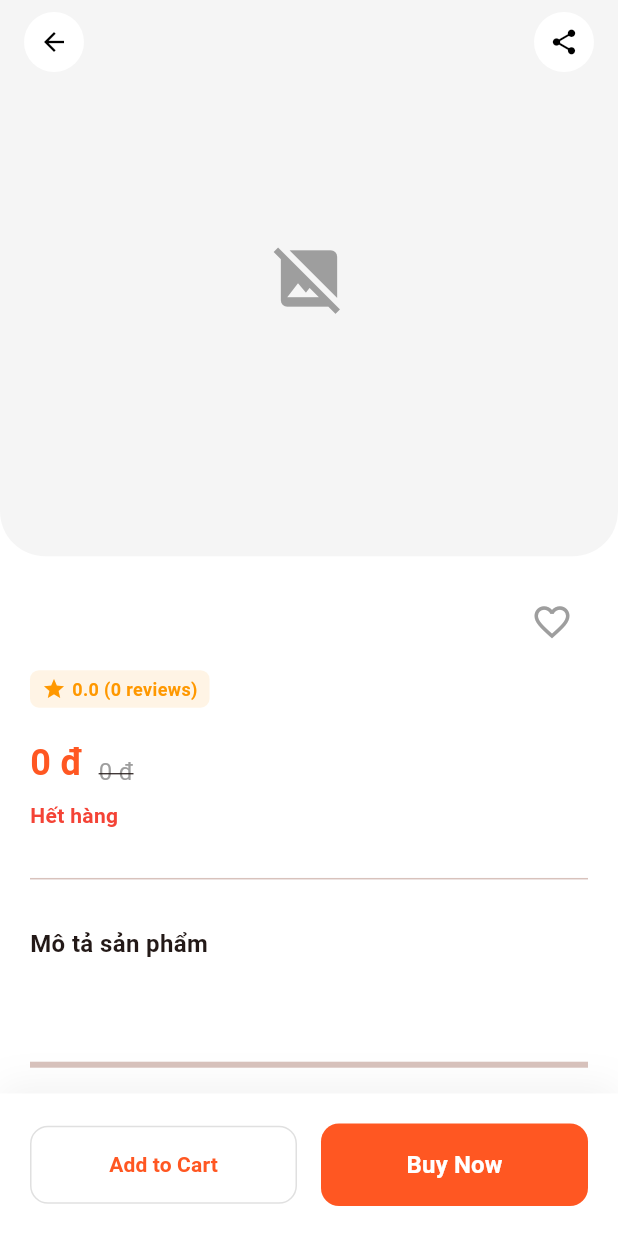
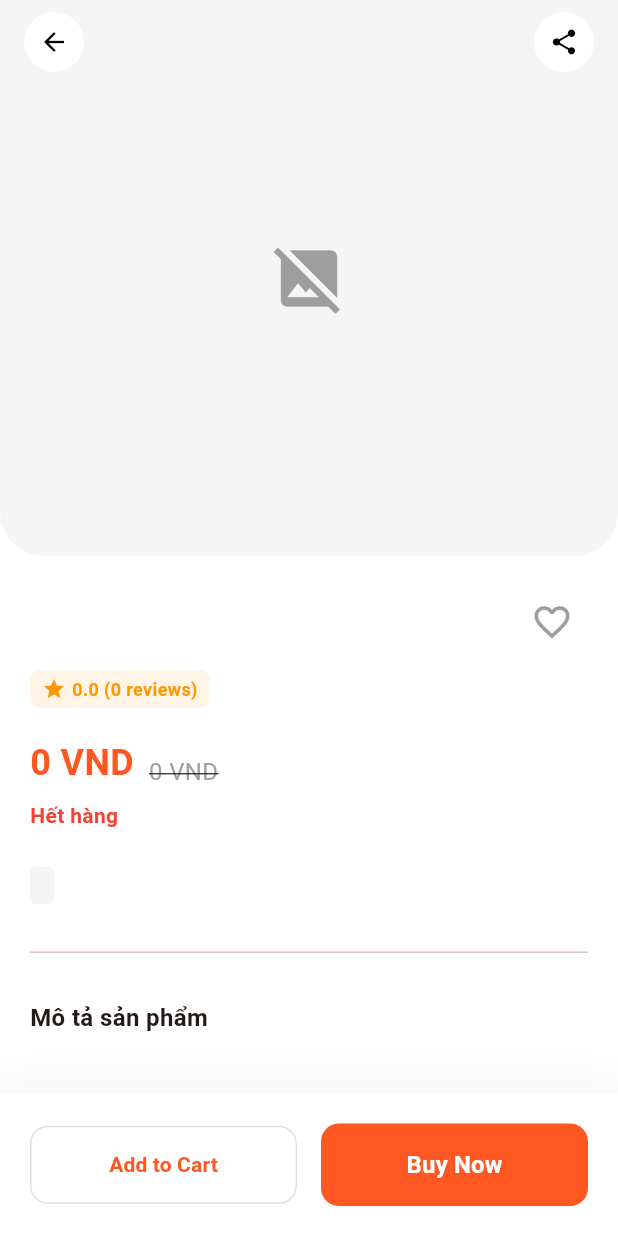
Before and after one commit to quanganh4869/DoAnCn2, a Flutter app: the ProductDetailsScreen screen opened directly with empty values, on a phone screen of 412 x 824 dp. Run offline on Flutter 3.47's test engine with Material 3 defaults, Android fonts, the light colour scheme and no system bars; our stand-ins replace fl_chart, flutter_dotenv, get, get_storage, google_fonts, image_picker and 3 more; accounts and stored records are empty; network calls fail.

Commit message:
Done trang chi tiết sản phẩm theo shop và hiện đánh giá trong productcard

```diff
--- a/lib/controller/product_controller.dart
+++ b/lib/controller/product_controller.dart
@@ -244,4 +244,5 @@ class ProductController extends GetxController {
     }
     return _filteredProducts;
   }
+
 }
--- a/lib/features/view/widgets/product_details_screen.dart
+++ b/lib/features/view/widgets/product_details_screen.dart
@@ -10,11 +10,9 @@ import 'package:ecomerceapp/controller/cart_controller.dart';
 import 'package:ecomerceapp/controller/review_controller.dart';
 import 'package:ecomerceapp/controller/wishlist_controller.dart';
 import 'package:ecomerceapp/features/view/widgets/size_selector.dart';
+import 'package:ecomerceapp/features/view/widgets/shop_detail_screen.dart';
 import 'package:ecomerceapp/features/checkout/screens/checkout_screen.dart';
 
-// Import Controllers
-
-// Import Screens & Widgets
 
 class ProductDetailsScreen extends StatefulWidget {
   final Products product;
@@ -26,21 +24,16 @@ class ProductDetailsScreen extends StatefulWidget {
 
 class _ProductDetailsScreenState extends State<ProductDetailsScreen> {
   String? _selectedSize;
-
-  // State cho phần viết Review
   int _userRating = 5;
   final TextEditingController _reviewController = TextEditingController();
 
-  // Controllers
   late final CartController cartController;
   late final WishlistController wishlistController;
-  // Dùng put để tạo mới hoặc find nếu đã có
   final ReviewController reviewController = Get.put(ReviewController());
 
   @override
   void initState() {
     super.initState();
-
     if (Get.isRegistered<CartController>()) {
       cartController = Get.find<CartController>();
     } else {
@@ -53,18 +46,11 @@ class _ProductDetailsScreenState extends State<ProductDetailsScreen> {
       wishlistController = Get.put(WishlistController());
     }
 
-    // Load review ngay khi vào trang
     WidgetsBinding.instance.addPostFrameCallback((_) {
-       // Thử ép kiểu ID sang int (vì DB sản phẩm thường dùng BigInt)
-       // Nếu DB của bạn dùng UUID (chuỗi), bạn cần sửa ReviewController nhận String.
-       int? productId = int.tryParse(widget.product.id);
-
-       if (productId != null) {
-         print("Fetching reviews for Product ID: $productId");
-         reviewController.fetchReviews(productId);
-       } else {
-         print("⚠️ Cảnh báo: ID sản phẩm '${widget.product.id}' không phải số nguyên. Không thể tải đánh giá.");
-       }
+      int? productId = int.tryParse(widget.product.id);
+      if (productId != null) {
+        reviewController.fetchReviews(productId);
+      }
     });
   }
 
@@ -93,7 +79,6 @@ class _ProductDetailsScreenState extends State<ProductDetailsScreen> {
     return Scaffold(
       backgroundColor: Theme.of(context).scaffoldBackgroundColor,
       extendBodyBehindAppBar: true,
-
       appBar: AppBar(
         elevation: 0,
         backgroundColor: Colors.transparent,
@@ -122,24 +107,18 @@ class _ProductDetailsScreenState extends State<ProductDetailsScreen> {
           ),
         ],
       ),
-
       body: SingleChildScrollView(
         padding: const EdgeInsets.only(bottom: 120),
         child: Column(
           crossAxisAlignment: CrossAxisAlignment.start,
           children: [
-            // 1. HEADER IMAGE
             _buildImageHeader(size, isDark),
-
             const SizedBox(height: 20),
-
-            // 2. MAIN CONTENT
             Padding(
               padding: const EdgeInsets.symmetric(horizontal: 20),
               child: Column(
                 crossAxisAlignment: CrossAxisAlignment.start,
                 children: [
-                  // Name & Wishlist
                   Row(
                     crossAxisAlignment: CrossAxisAlignment.start,
                     children: [
@@ -156,19 +135,14 @@ class _ProductDetailsScreenState extends State<ProductDetailsScreen> {
                       _buildWishlistButton(),
                     ],
                   ),
-
                   const SizedBox(height: 8),
-
-                  // Rating Badge
                   Obx(() {
                     double displayRating = widget.product.rating;
                     int displayCount = widget.product.reviewCount;
-
                     if (reviewController.reviews.isNotEmpty) {
                       displayRating = reviewController.averageRating.value;
                       displayCount = reviewController.reviews.length;
                     }
-
                     return Container(
                       padding: const EdgeInsets.symmetric(horizontal: 8, vertical: 4),
                       decoration: BoxDecoration(
@@ -192,15 +166,12 @@ class _ProductDetailsScreenState extends State<ProductDetailsScreen> {
                       ),
                     );
                   }),
-
                   const SizedBox(height: 20),
-
-                  // Price & Stock Status
                   Row(
                     crossAxisAlignment: CrossAxisAlignment.end,
                     children: [
                       Text(
-                        "${priceFormatter.format(widget.product.price)} đ",
+                        "${priceFormatter.format(widget.product.price)} VND",
                         style: TextStyle(
                           fontSize: 24,
                           fontWeight: FontWeight.bold,
@@ -210,7 +181,7 @@ class _ProductDetailsScreenState extends State<ProductDetailsScreen> {
                       const SizedBox(width: 10),
                       if (widget.product.oldPrice != null)
                         Text(
-                          "${priceFormatter.format(widget.product.oldPrice)} đ",
+                          "${priceFormatter.format(widget.product.oldPrice)} VND",
                           style: TextStyle(
                             fontSize: 16,
                             decoration: TextDecoration.lineThrough,
@@ -219,23 +190,70 @@ class _ProductDetailsScreenState extends State<ProductDetailsScreen> {
                         ),
                     ],
                   ),
-
                   const SizedBox(height: 8),
                   Text(
                     widget.product.stock > 0
-                        ? "Còn hàng: ${widget.product.stock} sản phẩm"
+                        ? "Còn hàng (${widget.product.stock} sản phẩm)"
                         : "Hết hàng",
                     style: TextStyle(
                       color: widget.product.stock > 0 ? Colors.green : Colors.red,
                       fontWeight: FontWeight.bold,
                     ),
                   ),
+                  const SizedBox(height: 24),
+
+                  // --- CATEGORY & BRAND (THÊM MỚI TẠI ĐÂY) ---
+                  Row(
+                    children: [
+                      Container(
+                        padding: const EdgeInsets.symmetric(horizontal: 8, vertical: 4),
+                        decoration: BoxDecoration(
+                          color: Colors.grey.withOpacity(0.1),
+                          borderRadius: BorderRadius.circular(4),
+                        ),
+                        child: Text(
+                          widget.product.category,
+                          style: TextStyle(
+                            fontSize: 12,
+                            color: isDark ? Colors.white70 : Colors.black87,
+                          ),
+                        ),
+                      ),
+
+                      // Nếu có tên Brand thì hiển thị
+                      if (widget.product.brand != null && widget.product.brand!.isNotEmpty) ...[
+                        const SizedBox(width: 12),
+                        Text("|", style: TextStyle(color: Colors.grey[400])),
+                        const SizedBox(width: 12),
+
+                        // Bấm vào Brand để sang trang Shop
+                        InkWell(
+                          onTap: () {
+                            Get.to(() => ShopDetailScreen(brandName: widget.product.brand!));
+                          },
+                          child: Row(
+                            children: [
+                              Icon(Icons.store, size: 16, color: Theme.of(context).primaryColor),
+                              const SizedBox(width: 4),
+                              Text(
+                                widget.product.brand!,
+                                style: TextStyle(
+                                  fontWeight: FontWeight.bold,
+                                  color: Theme.of(context).primaryColor,
+                                  decoration: TextDecoration.underline,
+                                ),
+                              ),
+                            ],
+                          ),
+                        ),
+                      ]
+                    ],
+                  ),
 
                   const SizedBox(height: 24),
                   const Divider(),
                   const SizedBox(height: 24),
 
-                  // Size Selector
                   if (_getAvailableSizes().isNotEmpty) ...[
                     const Text("Chọn kích thước", style: TextStyle(fontWeight: FontWeight.bold, fontSize: 16)),
                     const SizedBox(height: 12),
@@ -258,8 +276,6 @@ class _ProductDetailsScreenState extends State<ProductDetailsScreen> {
                       ),
                     const SizedBox(height: 24),
                   ],
-
-                  // Description
                   const Text("Mô tả sản phẩm", style: TextStyle(fontWeight: FontWeight.bold, fontSize: 16)),
                   const SizedBox(height: 8),
                   Text(
@@ -270,16 +286,11 @@ class _ProductDetailsScreenState extends State<ProductDetailsScreen> {
                       color: isDark ? Colors.grey[300] : Colors.grey[600],
                     ),
                   ),
-
                   const SizedBox(height: 30),
                   const Divider(thickness: 4),
                   const SizedBox(height: 20),
-
-                  // --- 3. REVIEW SECTION ---
                   const Text("Đánh giá & Nhận xét", style: TextStyle(fontWeight: FontWeight.bold, fontSize: 18)),
                   const SizedBox(height: 16),
-
-                  // Form viết review
                   Container(
                     padding: const EdgeInsets.all(16),
                     decoration: BoxDecoration(
@@ -308,7 +319,7 @@ class _ProductDetailsScreenState extends State<ProductDetailsScreen> {
                         TextField(
                           controller: _reviewController,
                           decoration: InputDecoration(
-                            hintText: "Sản phẩm thế nào?...",
+                            hintText: "Chất lượng sản phẩm thế nào?...",
                             filled: true,
                             fillColor: Theme.of(context).cardColor,
                             border: OutlineInputBorder(
@@ -335,10 +346,7 @@ class _ProductDetailsScreenState extends State<ProductDetailsScreen> {
                       ],
                     ),
                   ),
-
                   const SizedBox(height: 24),
-
-                  // Danh sách review
                   Obx(() {
                     if (reviewController.isLoading.value) {
                       return const Center(child: CircularProgressIndicator());
@@ -351,11 +359,8 @@ class _ProductDetailsScreenState extends State<ProductDetailsScreen> {
                         ),
                       );
                     }
-
-                    // Sắp xếp Rating cao lên đầu
                     final sortedReviews = List<Review>.from(reviewController.reviews)
                       ..sort((a, b) => b.rating.compareTo(a.rating));
-
                     return ListView.separated(
                       shrinkWrap: true,
                       physics: const NeverScrollableScrollPhysics(),
@@ -373,34 +378,28 @@ class _ProductDetailsScreenState extends State<ProductDetailsScreen> {
           ],
         ),
       ),
-
-      // --- BOTTOM BAR ---
       bottomNavigationBar: _buildBottomBar(context, isDark),
     );
   }
 
-
   Future<void> _submitReview() async {
-    // if (_reviewController.text.trim().isEmpty) {
-    //   Get.snackbar("Thông báo", "Vui lòng nhập nội dung đánh giá", snackPosition: SnackPosition.TOP);
-    //   return;
-    // }
-
+    if (_reviewController.text.trim().isEmpty) {
+      Get.snackbar("Thông báo", "Vui lòng nhập nội dung đánh giá", snackPosition: SnackPosition.BOTTOM);
+      return;
+    }
     int? pid = int.tryParse(widget.product.id);
     if (pid == null) return;
-
     try {
       final success = await reviewController.addReview(
         productId: pid,
         rating: _userRating,
         comment: _reviewController.text.trim(),
       );
-
       if (success) {
         _reviewController.clear();
         setState(() => _userRating = 5);
         Get.snackbar("Thành công", "Cảm ơn bạn đã đánh giá!",
-          backgroundColor: Colors.green.withOpacity(0.1), colorText: Colors.green);
+            backgroundColor: Colors.green.withOpacity(0.1), colorText: Colors.green);
         FocusScope.of(context).unfocus();
       }
     } catch (e) {
@@ -413,20 +412,10 @@ class _ProductDetailsScreenState extends State<ProductDetailsScreen> {
       Get.snackbar("Hết hàng", "Sản phẩm này hiện đã hết hàng.", backgroundColor: Colors.red.withOpacity(0.1), colorText: Colors.red);
       return;
     }
-
     if (_getAvailableSizes().isNotEmpty && _selectedSize == null) {
-      Get.snackbar(
-        "Chưa chọn Size",
-        "Vui lòng chọn kích thước để tiếp tục",
-        snackPosition: SnackPosition.TOP,
-        backgroundColor: Colors.red.withOpacity(0.1),
-        colorText: Colors.red,
-        margin: const EdgeInsets.all(16),
-        duration: const Duration(seconds: 2),
-      );
+      Get.snackbar("Chưa chọn Size", "Vui lòng chọn kích thước để tiếp tục", snackPosition: SnackPosition.TOP, backgroundColor: Colors.red.withOpacity(0.1), colorText: Colors.red, margin: const EdgeInsets.all(16), duration: const Duration(seconds: 2));
       return;
     }
-
     final success = await cartController.addToCart(
       product: widget.product,
       quantity: 1,
@@ -434,13 +423,10 @@ class _ProductDetailsScreenState extends State<ProductDetailsScreen> {
       selectedColor: null,
       showNotification: !isBuyNow,
     );
-
     if (success && isBuyNow) {
       Get.to(() => CheckoutScreen());
     }
   }
-
-  // --- WIDGET BUILDERS ---
 
   Widget _buildReviewItem(Review review, bool isDark) {
     final dateStr = DateFormat('dd/MM/yyyy HH:mm').format(review.createdAt);
@@ -452,12 +438,8 @@ class _ProductDetailsScreenState extends State<ProductDetailsScreen> {
           CircleAvatar(
             radius: 20,
             backgroundColor: Colors.grey[300],
-            backgroundImage: review.userAvatar.isNotEmpty
-                ? NetworkImage(review.userAvatar)
-                : null,
-            child: review.userAvatar.isEmpty
-                ? const Icon(Icons.person, size: 24, color: Colors.white)
-                : null,
+            backgroundImage: review.userAvatar.isNotEmpty ? NetworkImage(review.userAvatar) : null,
+            child: review.userAvatar.isEmpty ? const Icon(Icons.person, size: 24, color: Colors.white) : null,
           ),
           const SizedBox(width: 12),
           Expanded(
@@ -467,29 +449,14 @@ class _ProductDetailsScreenState extends State<ProductDetailsScreen> {
                 Row(
                   mainAxisAlignment: MainAxisAlignment.spaceBetween,
                   children: [
-                    Text(review.userName.isNotEmpty ? review.userName : "Người dùng",
-                        style: const TextStyle(fontWeight: FontWeight.bold, fontSize: 14)),
+                    Text(review.userName.isNotEmpty ? review.userName : "Người dùng", style: const TextStyle(fontWeight: FontWeight.bold, fontSize: 14)),
                     Text(dateStr, style: const TextStyle(color: Colors.grey, fontSize: 11)),
                   ],
                 ),
                 const SizedBox(height: 4),
-                Row(
-                  children: List.generate(5, (index) => Icon(
-                    index < review.rating ? Icons.star : Icons.star_border,
-                    size: 14, color: Colors.amber,
-                  )),
-                ),
+                Row(children: List.generate(5, (index) => Icon(index < review.rating ? Icons.star : Icons.star_border, size: 14, color: Colors.amber))),
                 const SizedBox(height: 8),
-
-                // --- FIX: BỎ ĐIỀU KIỆN ẨN COMMENT ---
-                // Luôn hiển thị Text widget, nếu null thì hiện chuỗi rỗng để không bị vỡ layout
-                Text(
-                  review.comment ?? "",
-                  style: TextStyle(
-                    color: isDark ? Colors.grey[300] : Colors.grey[800],
-                    height: 1.4
-                  )
-                ),
+                if (review.comment != null && review.comment!.isNotEmpty) Text(review.comment!, style: TextStyle(color: isDark ? Colors.grey[300] : Colors.grey[800], height: 1.4)),
               ],
             ),
           ),
@@ -505,13 +472,9 @@ class _ProductDetailsScreenState extends State<ProductDetailsScreen> {
       decoration: BoxDecoration(
         color: isDark ? Colors.grey[900] : Colors.grey[100],
         borderRadius: const BorderRadius.vertical(bottom: Radius.circular(30)),
-        image: widget.product.imageUrl.isNotEmpty
-            ? DecorationImage(image: NetworkImage(widget.product.imageUrl), fit: BoxFit.cover)
-            : null,
+        image: widget.product.imageUrl.isNotEmpty ? DecorationImage(image: NetworkImage(widget.product.imageUrl), fit: BoxFit.cover) : null,
       ),
-      child: widget.product.imageUrl.isEmpty
-          ? const Center(child: Icon(Icons.image_not_supported, size: 50, color: Colors.grey))
-          : null,
+      child: widget.product.imageUrl.isEmpty ? const Center(child: Icon(Icons.image_not_supported, size: 50, color: Colors.grey)) : null,
     );
   }
 
@@ -525,11 +488,7 @@ class _ProductDetailsScreenState extends State<ProductDetailsScreen> {
           onPressed: () async {
             await controller.toggleWishlist(widget.product);
           },
-          icon: Icon(
-            isWishlist ? Icons.favorite : Icons.favorite_border,
-            color: isWishlist ? Colors.red : Colors.grey,
-            size: 28,
-          ),
+          icon: Icon(isWishlist ? Icons.favorite : Icons.favorite_border, color: isWishlist ? Colors.red : Colors.grey, size: 28),
         );
       },
     );
@@ -540,19 +499,14 @@ class _ProductDetailsScreenState extends State<ProductDetailsScreen> {
       padding: const EdgeInsets.all(20),
       decoration: BoxDecoration(
         color: Theme.of(context).scaffoldBackgroundColor,
-        boxShadow: [
-          BoxShadow(color: Colors.black.withOpacity(0.05), blurRadius: 20, offset: const Offset(0, -5)),
-        ],
+        boxShadow: [BoxShadow(color: Colors.black.withOpacity(0.05), blurRadius: 20, offset: const Offset(0, -5))],
       ),
       child: SafeArea(
         child: Row(
           children: [
             Expanded(
               child: Obx(() => OutlinedButton(
-                // Nút luôn bấm được để check logic bên trong
-                onPressed: cartController.isLoading.value
-                    ? null
-                    : () => _handleAddToCart(isBuyNow: false),
+                onPressed: () => _handleAddToCart(isBuyNow: false),
                 style: OutlinedButton.styleFrom(
                   padding: const EdgeInsets.symmetric(vertical: 16),
                   side: BorderSide(color: isDark ? Colors.white60 : Colors.grey[300]!),
@@ -564,7 +518,6 @@ class _ProductDetailsScreenState extends State<ProductDetailsScreen> {
               )),
             ),
             const SizedBox(width: 16),
-
             Expanded(
               child: ElevatedButton(
                 onPressed: () => _handleAddToCart(isBuyNow: true),
@@ -587,11 +540,7 @@ class _ProductDetailsScreenState extends State<ProductDetailsScreen> {
   Future<void> _shareProduct(BuildContext context) async {
     final box = context.findRenderObject() as RenderBox?;
     try {
-      await Share.share(
-        "${widget.product.name}\n${widget.product.description}\nCheck it out!",
-        subject: widget.product.name,
-        sharePositionOrigin: box!.localToGlobal(Offset.zero) & box.size,
-      );
+      await Share.share("${widget.product.name}\n${widget.product.description}\nCheck it out!", subject: widget.product.name, sharePositionOrigin: box!.localToGlobal(Offset.zero) & box.size);
     } catch (e) { debugPrint("Error sharing: $e"); }
   }
 }
```
Also changed, not shown: lib/controller/review_controller.dart (+32 -7 lines), lib/features/view/widgets/product_card.dart (+43 -6 lines), lib/features/view/widgets/shop_detail_screen.dart (added, +334 -0 lines), lib/models/product.dart (+5 -7 lines), lib/seller_dasboard/view/product_seller/manage_products_screen.dart (+3 -25 lines), lib/supabase/product_supabase_services.dart (+34 -7 lines).
